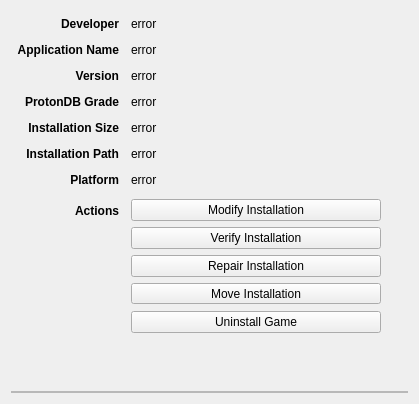
Before: the Qt Designer form rare/ui/components/tabs/games/game_info/game_info.ui in RareDevs/Rare, drawn with Qt 5.
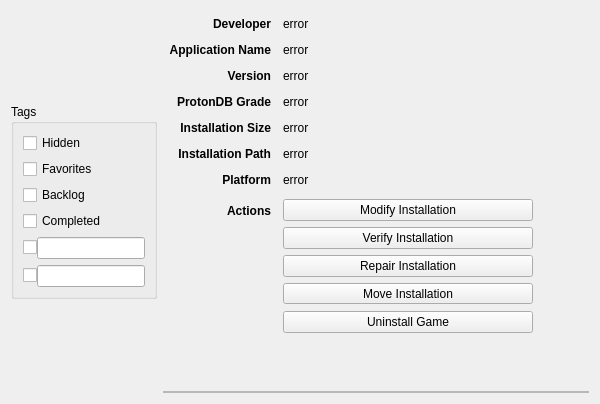
After: the same form once the commit is applied.

Commit message: GameInfo: Add tags groupbox

What changed in the file:
```diff
--- a/rare/ui/components/tabs/games/game_info/game_info.ui
+++ b/rare/ui/components/tabs/games/game_info/game_info.ui
@@ -6,7 +6,7 @@
    <rect>
     <x>0</x>
     <y>0</y>
-    <width>419</width>
+    <width>600</width>
     <height>404</height>
    </rect>
   </property>
@@ -15,7 +15,74 @@
   </property>
   <layout class="QHBoxLayout" name="main_layout" stretch="0,1">
    <item>
-    <layout class="QVBoxLayout" name="left_layout"/>
+    <layout class="QVBoxLayout" name="left_layout">
+     <item>
+      <widget class="QGroupBox" name="tags_group">
+       <property name="sizePolicy">
+        <sizepolicy hsizetype="Preferred" vsizetype="Fixed">
+         <horstretch>0</horstretch>
+         <verstretch>0</verstretch>
+        </sizepolicy>
+       </property>
+       <property name="title">
+        <string>Tags</string>
+       </property>
+       <layout class="QGridLayout" name="tags_layout">
+        <property name="horizontalSpacing">
+         <number>0</number>
+        </property>
+        <item row="3" column="0" colspan="2">
+         <widget class="QCheckBox" name="completed_check">
+          <property name="text">
+           <string>Completed</string>
+          </property>
+         </widget>
+        </item>
+        <item row="0" column="0" colspan="2">
+         <widget class="QCheckBox" name="hidden_check">
+          <property name="text">
+           <string>Hidden</string>
+          </property>
+         </widget>
+        </item>
+        <item row="4" column="1">
+         <widget class="QLineEdit" name="custom1_edit"/>
+        </item>
+        <item row="1" column="0" colspan="2">
+         <widget class="QCheckBox" name="favorites_check">
+          <property name="text">
+           <string>Favorites</string>
+          </property>
+         </widget>
+        </item>
+        <item row="4" column="0">
+         <widget class="QCheckBox" name="custom1_check">
+          <property name="text">
+           <string notr="true"/>
+          </property>
+         </widget>
+        </item>
+        <item row="2" column="0" colspan="2">
+         <widget class="QCheckBox" name="backlog_check">
+          <property name="text">
+           <string>Backlog</string>
+          </property>
+         </widget>
+        </item>
+        <item row="5" column="0">
+         <widget class="QCheckBox" name="custom2_check">
+          <property name="text">
+           <string notr="true"/>
+          </property>
+         </widget>
+        </item>
+        <item row="5" column="1">
+         <widget class="QLineEdit" name="custom2_edit"/>
+        </item>
+       </layout>
+      </widget>
+     </item>
+    </layout>
    </item>
    <item>
     <layout class="QVBoxLayout" name="right_layout">
```
The commit also changes 2 other files.
